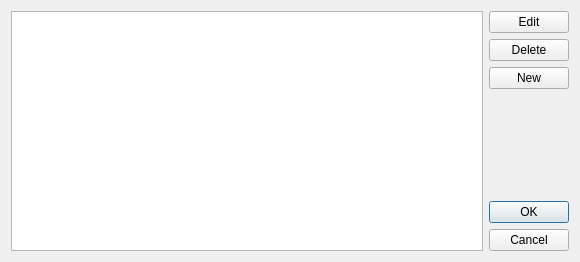
The window that src/serviceselector.ui (rweather/tvguide) describes before a commit, drawn with Qt 5.
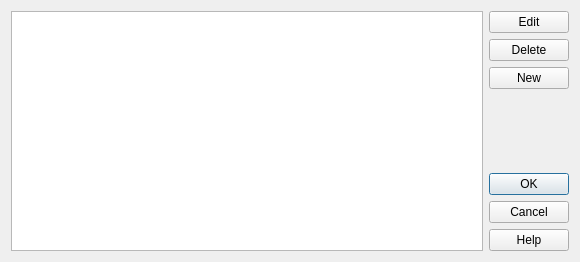
The same window after the commit.

Commit message: Add context-sensitive help to the dialogs.

Patch:
```diff
--- a/src/serviceselector.ui
+++ b/src/serviceselector.ui
@@ -65,7 +65,7 @@
         <enum>Qt::Vertical</enum>
        </property>
        <property name="standardButtons">
-        <set>QDialogButtonBox::Cancel|QDialogButtonBox::Ok</set>
+        <set>QDialogButtonBox::Cancel|QDialogButtonBox::Help|QDialogButtonBox::Ok</set>
        </property>
       </widget>
      </item>
```
The commit also changes 26 other files.
